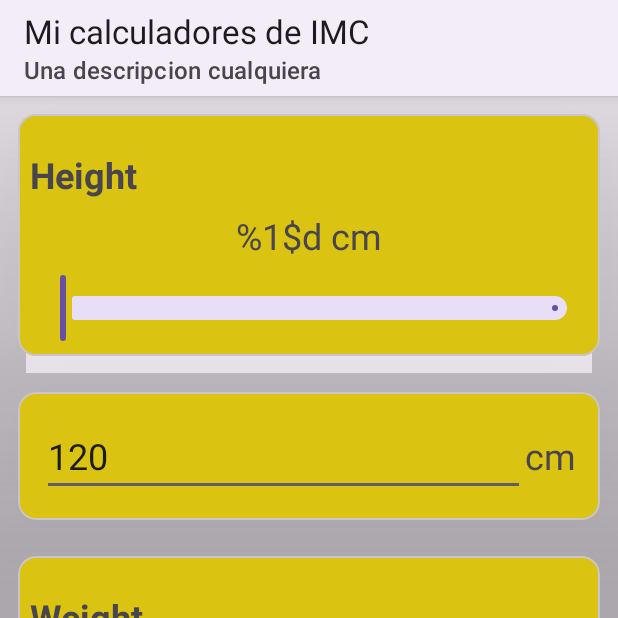
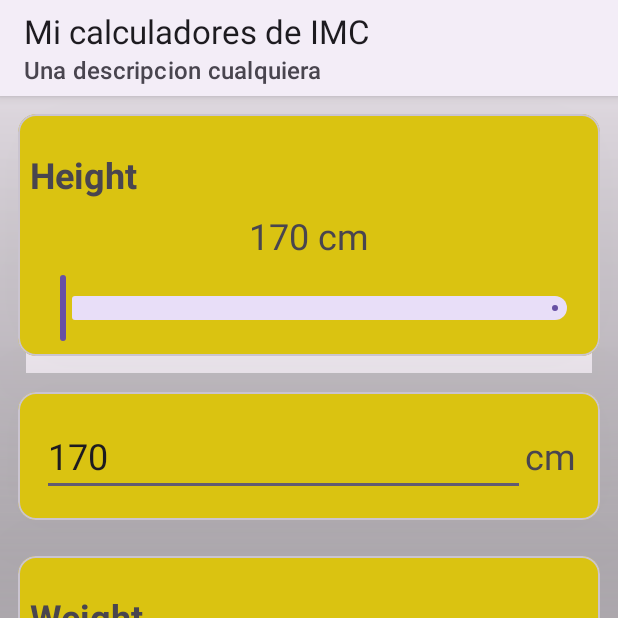
Before and after one commit to raulfl1982ndrd/BMICalculator, an Android app: the screen it shows after launch (MainActivity), on a phone screen of 412 x 824 dp, the top half of it. Run offline under Robolectric (Android 15) with nearby library versions, the phone set to English and light mode, and no system bars.

Commit message:
se arregla     lateinit var heightTextView : TextView para que con el sliccer se actualice esta y

```diff
--- a/app/src/main/java/com/example/bmicalculator/MainActivity.kt
+++ b/app/src/main/java/com/example/bmicalculator/MainActivity.kt
@@ -18,7 +18,7 @@ import com.google.android.material.slider.Slider.OnChangeListener
 import kotlin.math.pow
 
 class MainActivity : AppCompatActivity() {
-    lateinit var heightTextView : EditText
+    lateinit var heightTextView : TextView
     lateinit var heightSlider : Slider
     lateinit var heightEditText : EditText
     lateinit var weightTextView : TextView
@@ -30,14 +30,14 @@ class MainActivity : AppCompatActivity() {
     lateinit var  calculateButton: Button
     lateinit var imageViewPanel: ImageView
 
-    var height: Int = 120
+    var height: Int = 170
     var weight: Int = 70
 
     override fun onCreate(savedInstanceState: Bundle?) {
         super.onCreate(savedInstanceState)
         setContentView(R.layout.activity_main)
         Log.i("IMC","Se ha creado el MainActivity")
-        //heightTextView = findViewById(R.id.heightTextView)
+        heightTextView = findViewById(R.id.heightTextView)
         heightSlider = findViewById(R.id.heightSlider)
         heightEditText = findViewById(R.id.heightEditText)
         weightTextView = findViewById(R.id.weightTextView)
@@ -55,8 +55,12 @@ class MainActivity : AppCompatActivity() {
         supportActionBar?.subtitle = "Una descripcion cualquiera"
 
         //heightSlider.addOnChangeListener(heightSlider)
-        heightSlider.value;
+        //heightSlider.value;
 
+        heightSlider.addOnChangeListener { _, value, _ ->
+            height = value.toInt()
+            setHeight()
+        }
         minusButton.setOnClickListener{
             weight--
             setWeight()
@@ -149,6 +153,7 @@ class MainActivity : AppCompatActivity() {
 
     fun setHeight(){
         heightEditText.setText(height.toString())
+        heightTextView.text = "$height cm"
     }
     fun setWeight(){
         weightTextView.text = "$weight Kg"
--- a/app/src/main/res/layout/activity_main.xml
+++ b/app/src/main/res/layout/activity_main.xml
@@ -45,6 +45,7 @@
                         android:layout_height="wrap_content"
                         android:textAlignment="center"
                         android:text="@string/height_text"
+
                         android:textSize="24sp"/>
             </LinearLayout>
             <com.google.android.material.slider.Slider
```
